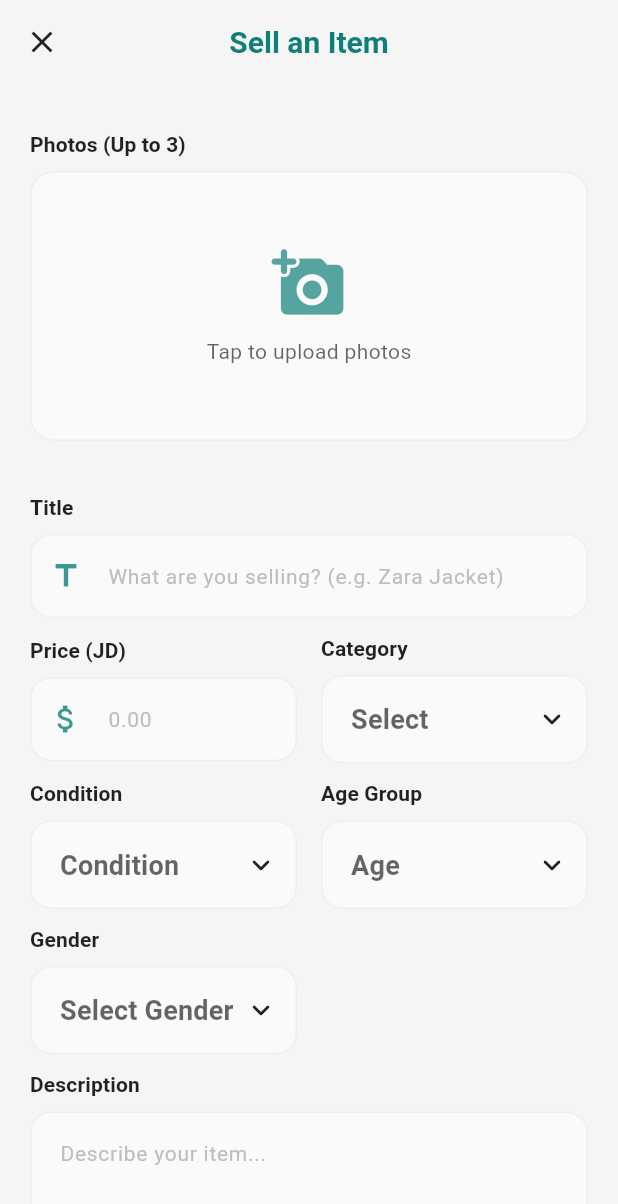
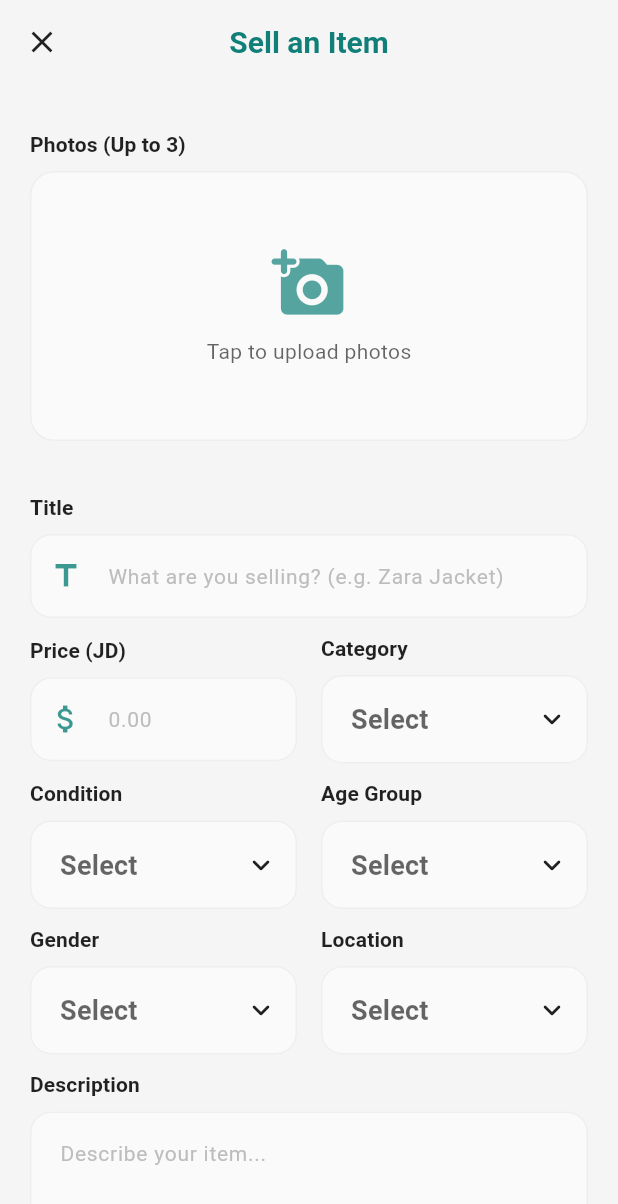
Before and after one commit to AlaaQtishat/kids_loop, a Flutter app: the AddProductScreen screen opened directly, on a phone screen of 412 x 824 dp. Shown: the top 1204 px of the screen. Run offline on Flutter 3.47's test engine with Material 3 defaults, Android fonts, the phone set to English and light mode, and no system bars; our stand-ins replace cloud_firestore, easy_localization, firebase_auth, firebase_core, image_picker, shared_preferences; accounts and stored records are empty; generated files the repository leaves out were written again.

Commit message:
made the location into dropDown menu.

```diff
--- a/lib/bottom_navigation_pages/add_product_screen.dart
+++ b/lib/bottom_navigation_pages/add_product_screen.dart
@@ -4,7 +4,8 @@ import 'package:firebase_auth/firebase_auth.dart';
 import 'package:flutter/material.dart';
 import 'package:image_picker/image_picker.dart';
 import 'package:kids_loop/managers/theme_manager.dart';
-import '../services/cloudinary_service.dart';
+import 'package:kids_loop/services/cloudinary_service.dart';
+import 'package:kids_loop/utilities/listing_options.dart';
 
 class AddProductScreen extends StatefulWidget {
   const AddProductScreen({super.key});
@@ -20,30 +21,14 @@ class _AddProductScreenState extends State<AddProductScreen> {
   final _titleController = TextEditingController();
   final _priceController = TextEditingController();
   final _descController = TextEditingController();
-  final _locationController = TextEditingController();
+
   bool _isLoading = false;
 
   String? _selectedCategory;
   String? _selectedCondition;
   String? _selectedAgeGroup;
   String? _selectedGender;
-
-  final List<String> _categories = ["Clothes", "Shoes", "Toys", "Gear"];
-  final List<String> _conditions = [
-    "New with Tag",
-    "Like New",
-    "Used - Good",
-    "Used - Fair",
-  ];
-  final List<String> _ageGroups = [
-    "Newborn (0-3m)",
-    "Infant (3-12m)",
-    "Toddler (1-3y)",
-    "Kids (4-7y)",
-    "Junior (8-12y)",
-  ];
-
-  final List<String> _genders = ["Boy", "Girl", "Unisex / Neutral"];
+  String? _selectedLocation;
 
   Future<void> _pickImages() async {
     final List<XFile> images = await _picker.pickMultiImage(
@@ -151,7 +136,7 @@ class _AddProductScreenState extends State<AddProductScreen> {
                         _buildDropdown(
                           hint: "Select",
                           value: _selectedCategory,
-                          items: _categories,
+                          items: ListingOptions.categories,
                           onChanged: (val) =>
                               setState(() => _selectedCategory = val),
                         ),
@@ -169,9 +154,9 @@ class _AddProductScreenState extends State<AddProductScreen> {
                       children: [
                         _buildSectionTitle("Condition"),
                         _buildDropdown(
-                          hint: "Condition",
+                          hint: "Select",
                           value: _selectedCondition,
-                          items: _conditions,
+                          items: ListingOptions.conditions,
                           onChanged: (val) =>
                               setState(() => _selectedCondition = val),
                         ),
@@ -185,9 +170,9 @@ class _AddProductScreenState extends State<AddProductScreen> {
                       children: [
                         _buildSectionTitle("Age Group"),
                         _buildDropdown(
-                          hint: "Age",
+                          hint: "Select",
                           value: _selectedAgeGroup,
-                          items: _ageGroups,
+                          items: ListingOptions.ageGroups,
                           onChanged: (val) =>
                               setState(() => _selectedAgeGroup = val),
                         ),
@@ -205,9 +190,9 @@ class _AddProductScreenState extends State<AddProductScreen> {
                       children: [
                         _buildSectionTitle("Gender"),
                         _buildDropdown(
-                          hint: "Select Gender",
+                          hint: "Select",
                           value: _selectedGender,
-                          items: _genders,
+                          items: ListingOptions.genders,
                           onChanged: (val) =>
                               setState(() => _selectedGender = val),
                         ),
@@ -215,7 +200,21 @@ class _AddProductScreenState extends State<AddProductScreen> {
                     ),
                   ),
                   const SizedBox(width: 16),
-                  const Expanded(child: SizedBox()),
+                  Expanded(
+                    child: Column(
+                      crossAxisAlignment: CrossAxisAlignment.start,
+                      children: [
+                        _buildSectionTitle("Location"),
+                        _buildDropdown(
+                          hint: "Select",
+                          value: _selectedLocation,
+                          items: ListingOptions.locations,
+                          onChanged: (val) =>
+                              setState(() => _selectedLocation = val),
+                        ),
+                      ],
+                    ),
+                  ),
                 ],
               ),
 
@@ -225,13 +224,6 @@ class _AddProductScreenState extends State<AddProductScreen> {
                 hint: "Describe your item...",
                 icon: Icons.description_outlined,
                 maxLines: 4,
-              ),
-
-              _buildSectionTitle("Location"),
-              _buildTextField(
-                controller: _locationController,
-                hint: "Amman, Khalda...",
-                icon: Icons.location_on_outlined,
               ),
 
               const SizedBox(height: 30),
@@ -262,7 +254,20 @@ class _AddProductScreenState extends State<AddProductScreen> {
                               final currentUser =
                                   FirebaseAuth.instance.currentUser;
                               final currentUid = currentUser?.uid;
-                              final currentName = currentUser?.displayName;
+
+                              String sellerName = "KidsLoop User";
+
+                              if (currentUid != null) {
+                                final userDoc = await FirebaseFirestore.instance
+                                    .collection("users")
+                                    .doc(currentUid)
+                                    .get();
+                                if (userDoc.exists) {
+                                  sellerName =
+                                      userDoc.data()?['full_name'] ??
+                                      "KidsLoop User";
+                                }
+                              }
 
                               List<String> uploadedImageUrls = [];
                               for (var imageFile in _selectedImages) {
@@ -290,10 +295,10 @@ class _AddProductScreenState extends State<AddProductScreen> {
                                     "ageGroup": _selectedAgeGroup,
                                     "gender": _selectedGender,
                                     "description": _descController.text.trim(),
-                                    "location": _locationController.text.trim(),
+                                    "location": _selectedLocation,
                                     "images": uploadedImageUrls,
                                     "userUid": currentUid,
-                                    "sellerName": currentName,
+                                    "sellerName": sellerName,
                                     "createdAt": DateTime.now()
                                         .toIso8601String(),
                                     "status": "available",
@@ -304,7 +309,7 @@ class _AddProductScreenState extends State<AddProductScreen> {
                                 ScaffoldMessenger.of(context).showSnackBar(
                                   SnackBar(
                                     content: const Text(
-                                      "Item posted successfully! 🎉",
+                                      "Item posted successfully! ",
                                     ),
                                     backgroundColor: Colors.grey[900],
                                   ),
@@ -313,7 +318,6 @@ class _AddProductScreenState extends State<AddProductScreen> {
                                 _titleController.clear();
                                 _priceController.clear();
                                 _descController.clear();
-                                _locationController.clear();
 
                                 setState(() {
                                   _selectedCategory = null;
@@ -321,6 +325,7 @@ class _AddProductScreenState extends State<AddProductScreen> {
                                   _selectedAgeGroup = null;
                                   _selectedGender = null;
                                   _selectedImages.clear();
+                                  _selectedLocation = null;
                                 });
                                 Navigator.pop(context);
                               }
--- /dev/null
+++ b/lib/utilities/listing_options.dart
@@ -0,0 +1,35 @@
+class ListingOptions {
+  static const List<String> categories = ["Clothes", "Shoes", "Toys", "Gear"];
+
+  static const List<String> conditions = [
+    "New with Tag",
+    "Like New",
+    "Used - Good",
+    "Used - Fair",
+  ];
+
+  static const List<String> ageGroups = [
+    "Newborn (0-3m)",
+    "Infant (3-12m)",
+    "Toddler (1-3y)",
+    "Kids (4-7y)",
+    "Junior (8-12y)",
+  ];
+
+  static const List<String> genders = ["Boy", "Girl", "Neutral"];
+
+  static const List<String> locations = [
+    "Amman",
+    "Irbid",
+    "Zarqa",
+    "Mafraq",
+    "Balqa",
+    "Madaba",
+    "Jerash",
+    "Ajloun",
+    "Karak",
+    "Tafilah",
+    "Ma'an",
+    "Aqaba",
+  ];
+}
```
Also changed, not shown: lib/bottom_navigation_pages/profile_screen/edit_product_screen.dart (+35 -37 lines).
